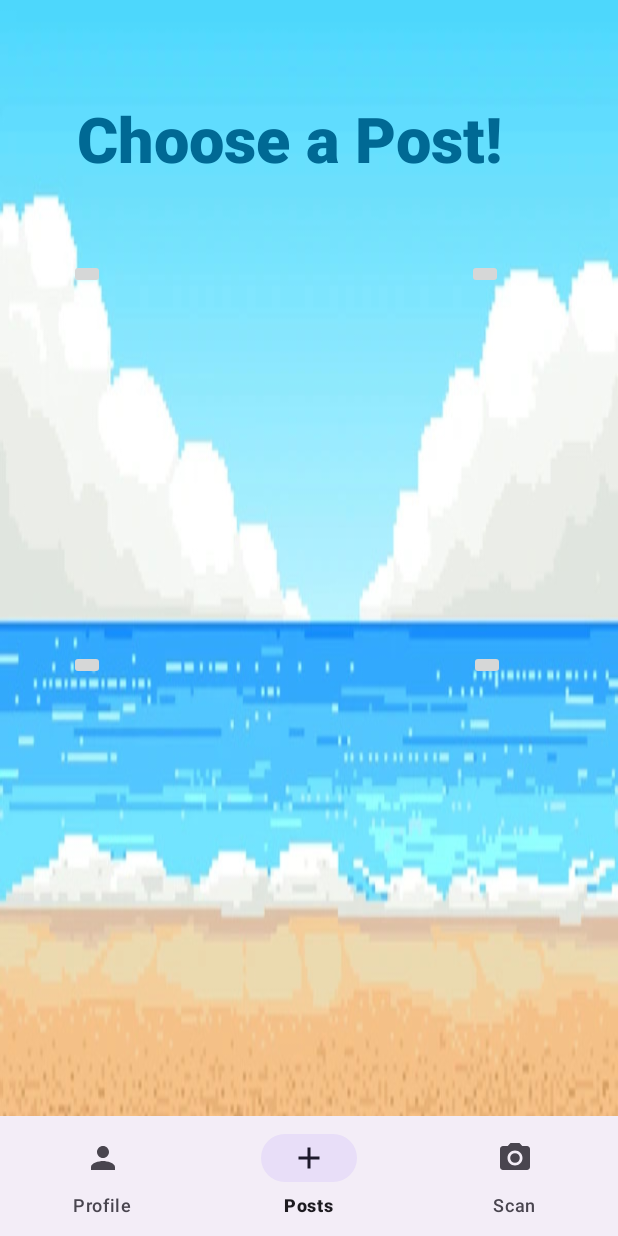
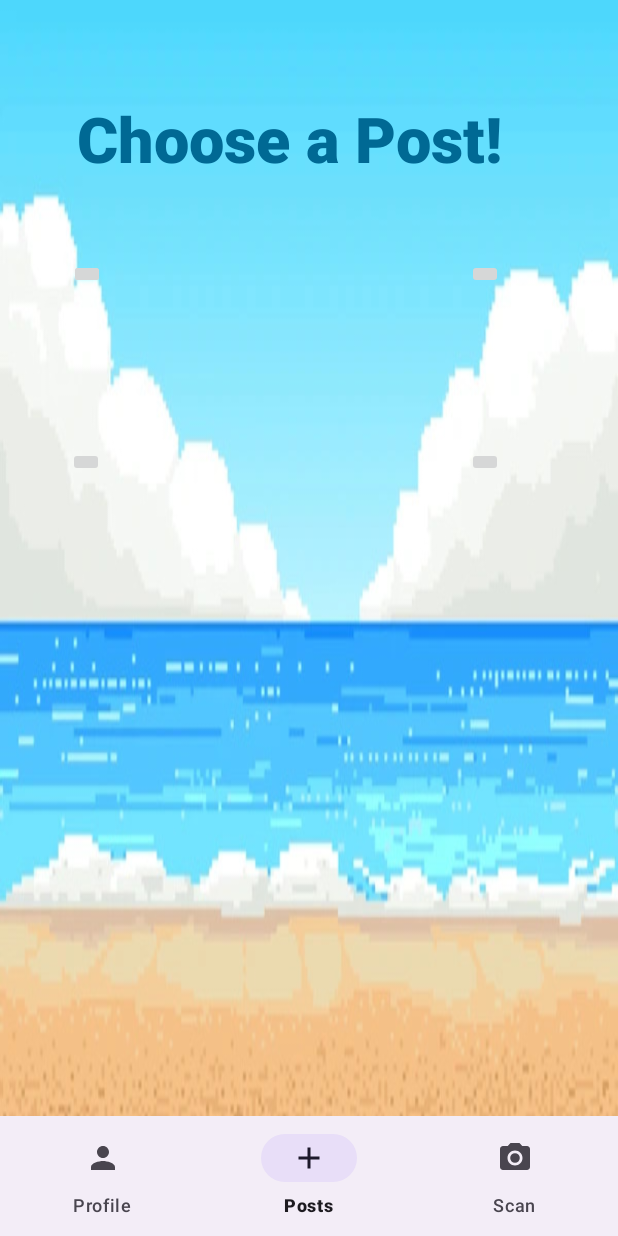
Before and after one commit to clee140/Sea_It_Repository, an Android app: the home_page screen opened directly, with no data from a screen before it, item 2 of the bottom bar chosen, on a phone screen of 412 x 824 dp. Run offline under Robolectric (Android 15) with nearby library versions, the phone set to English and light mode, and no system bars.

Commit message:
Home page.

```diff
--- a/app/src/main/java/com/seait/seait/home_page.java
+++ b/app/src/main/java/com/seait/seait/home_page.java
@@ -1,8 +1,14 @@
 package com.seait.seait;
 
+import androidx.annotation.NonNull;
 import androidx.appcompat.app.AppCompatActivity;
 
+import android.content.Intent;
 import android.os.Bundle;
+import android.view.MenuItem;
+
+import com.google.android.material.bottomnavigation.BottomNavigationView;
+import com.google.android.material.navigation.NavigationBarView;
 
 public class home_page extends AppCompatActivity {
 
@@ -11,6 +17,23 @@ public class home_page extends AppCompatActivity {
         super.onCreate(savedInstanceState);
         setContentView(R.layout.activity_home_page);
 
+        BottomNavigationView bottomNavigationView = findViewById(R.id.bottomNavigationView);
+        bottomNavigationView.setOnItemSelectedListener(new NavigationBarView.OnItemSelectedListener() {
+            @Override
+            public boolean onNavigationItemSelected(@NonNull MenuItem item) {
+                if (item.getItemId() == R.id.navigation_profile) {
+                    startActivity(new Intent(home_page.this, profile.class));
+                    return true;
+                }
 
+                if (item.getItemId() == R.id.navigation_scan) {
+                    startActivity(new Intent(home_page.this, scan.class));
+                    return true;
+                }
+
+                // Handle item selection logic here
+                return true; // Return true to consume the selection event
+            }
+        });
     }
 }
--- a/app/src/main/res/layout/activity_home_page.xml
+++ b/app/src/main/res/layout/activity_home_page.xml
@@ -51,19 +51,19 @@
         app:layout_constraintHorizontal_bias="0.119"
         app:layout_constraintStart_toStartOf="parent"
         app:layout_constraintTop_toBottomOf="@+id/textView"
-        app:layout_constraintVertical_bias="0.519"
+        app:layout_constraintVertical_bias="0.088"
         tools:srcCompat="@tools:sample/avatars" />
 
     <ImageButton
-        android:id="@+id/imageButton5"
+        android:id="@+id/imageButton6"
         android:layout_width="wrap_content"
         android:layout_height="wrap_content"
         app:layout_constraintBottom_toTopOf="@+id/bottomNavigationView"
         app:layout_constraintEnd_toEndOf="parent"
-        app:layout_constraintHorizontal_bias="0.806"
+        app:layout_constraintHorizontal_bias="0.117"
         app:layout_constraintStart_toStartOf="parent"
         app:layout_constraintTop_toBottomOf="@+id/textView"
-        app:layout_constraintVertical_bias="0.519"
+        app:layout_constraintVertical_bias="0.296"
         tools:srcCompat="@tools:sample/avatars" />
 
     <ImageButton
@@ -78,5 +78,32 @@
         app:layout_constraintVertical_bias="0.088"
         tools:srcCompat="@tools:sample/avatars" />
 
+    <ImageButton
+        android:id="@+id/imageButton7"
+        android:layout_width="wrap_content"
+        android:layout_height="wrap_content"
+        app:layout_constraintBottom_toTopOf="@+id/bottomNavigationView"
+        app:layout_constraintEnd_toEndOf="parent"
+        app:layout_constraintHorizontal_bias="0.802"
+        app:layout_constraintStart_toStartOf="parent"
+        app:layout_constraintTop_toBottomOf="@+id/textView"
+        app:layout_constraintVertical_bias="0.295"
+        tools:srcCompat="@tools:sample/avatars" />
+
+    <ScrollView
+        android:layout_width="490dp"
+        android:layout_height="784dp"
+        android:layout_marginStart="1dp"
+        app:layout_constraintBottom_toTopOf="@+id/bottomNavigationView"
+        app:layout_constraintStart_toStartOf="@+id/bottomNavigationView"
+        app:layout_constraintTop_toBottomOf="@+id/textView"
+        app:layout_constraintVertical_bias="0.216">
+
+        <LinearLayout
+            android:layout_width="match_parent"
+            android:layout_height="wrap_content"
+            android:orientation="vertical" />
+    </ScrollView>
+
 
 </androidx.constraintlayout.widget.ConstraintLayout>
--- a/app/src/main/res/menu/bottom_nav_menu.xml
+++ b/app/src/main/res/menu/bottom_nav_menu.xml
@@ -1,16 +1,16 @@
 <menu xmlns:android="http://schemas.android.com/apk/res/android">
     <item
-        android:id="@+id/navigation_home"
+        android:id="@+id/navigation_profile"
         android:title="Profile"
         android:icon="@drawable/baseline_person_24" />
 
     <item
-        android:id="@+id/navigation_dashboard"
+        android:id="@+id/navigation_posts"
         android:title="Posts"
         android:icon="@drawable/baseline_add_24" />
 
     <item
-        android:id="@+id/navigation_notifications"
+        android:id="@+id/navigation_scan"
         android:title="Scan"
         android:icon="@drawable/baseline_camera_alt_24" />
 </menu>
```
Also changed, not shown: app/src/main/AndroidManifest.xml (+6 -2 lines), app/src/main/java/com/seait/seait/MainActivity.java (+12 -0 lines), app/src/main/java/com/seait/seait/profile.java (added, +14 -0 lines), app/src/main/java/com/seait/seait/scan.java (added, +14 -0 lines), app/src/main/res/layout/activity_main.xml (+11 -0 lines), app/src/main/res/layout/activity_profile.xml (added, +9 -0 lines), app/src/main/res/layout/activity_scan.xml (added, +9 -0 lines).
